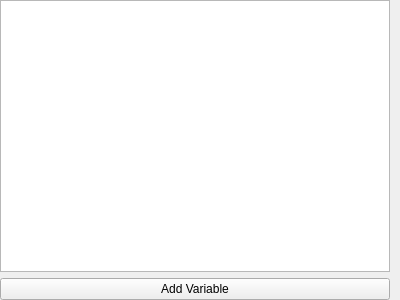
This is src/airunner/components/nodegraph/gui/widgets/templates/variables_panel.ui in Capsize-Games/airunner as Qt 5 draws it before an edit. The edited form follows.
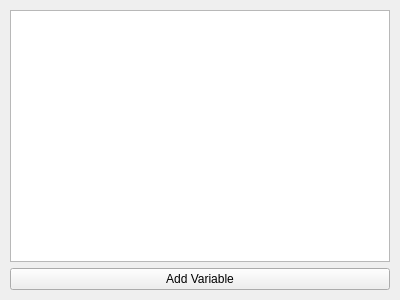
This is the edited form.

Patch:
```diff
--- a/src/airunner/components/nodegraph/gui/widgets/templates/variables_panel.ui
+++ b/src/airunner/components/nodegraph/gui/widgets/templates/variables_panel.ui
@@ -15,16 +15,16 @@
   </property>
   <layout class="QGridLayout" name="gridLayout">
    <property name="leftMargin">
-    <number>0</number>
+    <number>10</number>
    </property>
    <property name="topMargin">
-    <number>0</number>
+    <number>10</number>
    </property>
    <property name="rightMargin">
     <number>10</number>
    </property>
    <property name="bottomMargin">
-    <number>0</number>
+    <number>10</number>
    </property>
    <item row="0" column="0">
     <widget class="QListWidget" name="variables_list_widget">
```
